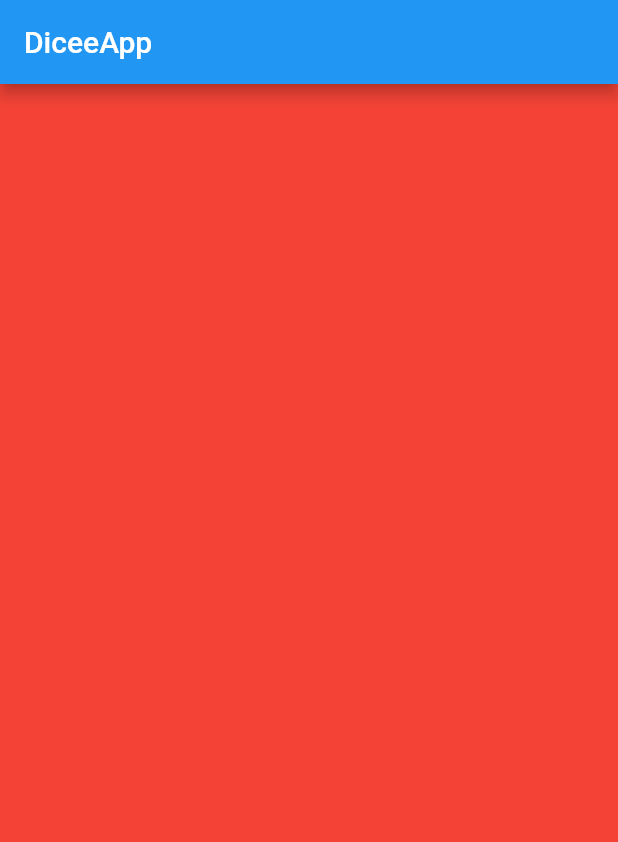
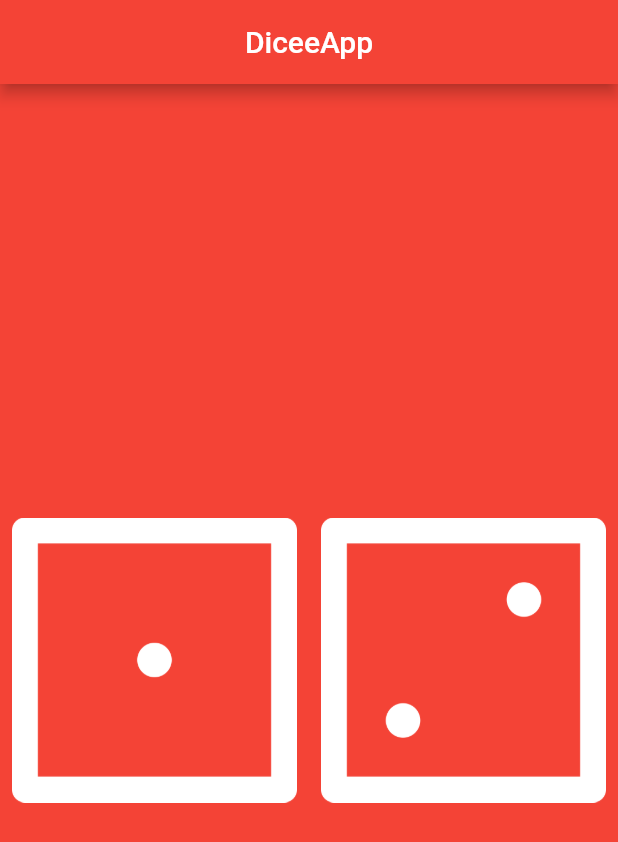
Before and after one commit to fluttersumato/section7_diceeApp, a Flutter app: the screen it shows after launch, on a phone screen of 412 x 824 dp. Shown: the top 842 px of the screen. Run offline on Flutter 3.47's test engine with Material 2 defaults, Android fonts, the phone set to English and light mode, and no system bars.

Commit message:
image asset added

```diff
--- a/lib/main.dart
+++ b/lib/main.dart
@@ -12,7 +12,28 @@ class DiceeApp extends StatelessWidget {
       home: Scaffold(
         backgroundColor: Colors.red,
         appBar: AppBar(
-          title: Text("DiceeApp"),
+          backgroundColor: Colors.red,
+          title: Center(
+            child: Text("DiceeApp"),
+          ),
+        ),
+        body: Center(
+          child: Row(
+            children: [
+              Expanded(
+                child: Padding(
+                  padding: const EdgeInsets.all(8.0),
+                  child: Image.asset('images/dice1.png'),
+                ),
+              ),
+              Expanded(
+                child: Padding(
+                  padding: const EdgeInsets.all(8.0),
+                  child: Image.asset('images/dice2.png'),
+                ),
+              ),
+            ],
+          ),
         ),
       ),
     );
--- a/pubspec.yaml
+++ b/pubspec.yaml
@@ -58,8 +58,8 @@ flutter:
   uses-material-design: true
 
   # To add assets to your application, add an assets section, like this:
-  #  assets:
-  #    - images/
+  assets:
+    - images/
   #   - images/a_dot_ham.jpeg
 
   # An image asset can refer to one or more resolution-specific "variants", see
```
Also changed, not shown: images/dice1.png (added), images/dice2.png (added), images/dice3.png (added), images/dice4.png (added), images/dice5.png (added), images/dice6.png (added).
